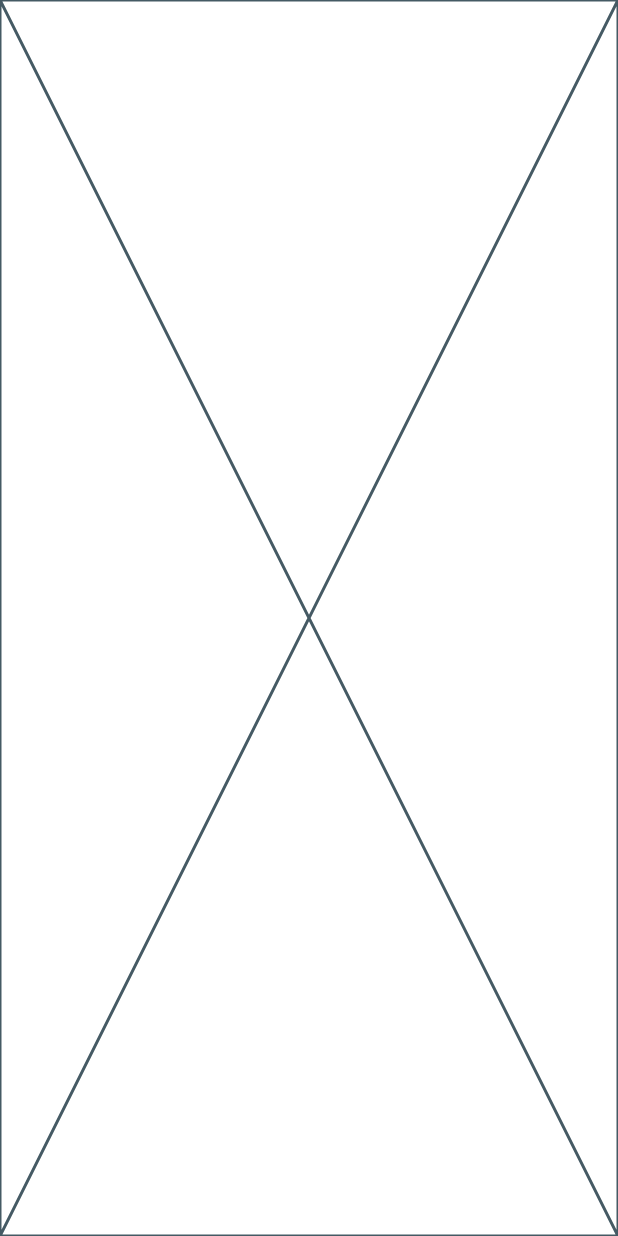
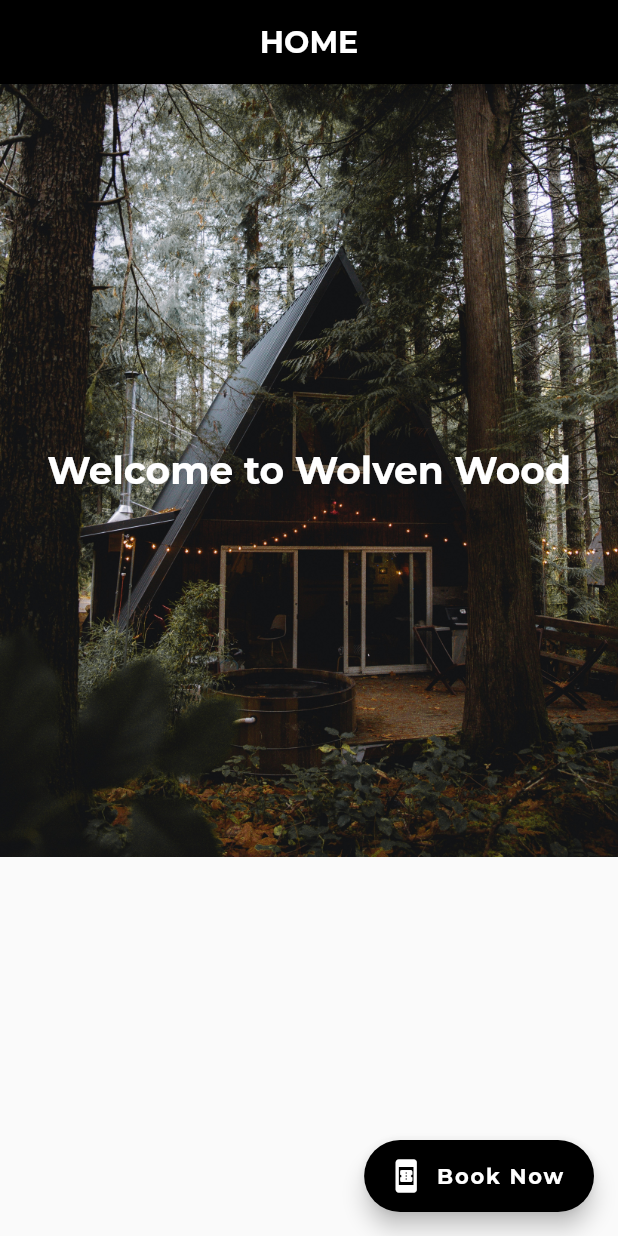
Before and after one commit to WolvenSoen/wolven_cabins_flutter, a Flutter app: the screen it shows after launch, on a phone screen of 412 x 824 dp. Run offline on Flutter 3.47's test engine with Material 2 defaults, Android fonts, the phone set to English and light mode, and no system bars; drawn by our look-alikes of animated_text_kit; project files that could hold a hidden picture were left out.

Commit message:
Router & HomePage Style

```diff
--- a/lib/main.dart
+++ b/lib/main.dart
@@ -1,4 +1,5 @@
 import 'package:flutter/material.dart';
+import 'package:wolven_cabins/pages/booking.dart';
 import 'package:wolven_cabins/pages/home.dart';
 
 void main() {
@@ -12,9 +13,14 @@ class MyApp extends StatelessWidget {
   Widget build(BuildContext context) {
     return MaterialApp(
       debugShowCheckedModeBanner: false,
-      theme: ThemeData(),
+      theme: ThemeData(fontFamily: 'Montserrat'),
       //const keyword is used to declare that a page will be "static"
       home: const HomePage(),
+      //Routes are used to navigate between pages
+      routes: {
+        '/home': (context) => const HomePage(),
+        '/booking': (context) => const BookingPage(),
+      },
     );
   }
 }
--- /dev/null
+++ b/lib/pages/booking.dart
@@ -0,0 +1,10 @@
+import 'package:flutter/material.dart';
+
+class BookingPage extends StatelessWidget {
+  const BookingPage({super.key});
+
+  @override
+  Widget build(BuildContext context) {
+    return const Text('Booking Page');
+  }
+}
--- a/lib/pages/home.dart
+++ b/lib/pages/home.dart
@@ -1,3 +1,4 @@
+import 'package:animated_text_kit/animated_text_kit.dart';
 import 'package:flutter/material.dart';
 
 class HomePage extends StatelessWidget {
@@ -8,6 +9,61 @@ class HomePage extends StatelessWidget {
   //we will return a scaffold widget, which is a widget that covers
   //the whole screen, using nested widgets we can build a complex UI
   Widget build(BuildContext context) {
-    return const Placeholder();
+    return Scaffold(
+      appBar: AppBar(
+        //Example of how every element can be modified
+        title: const Text(
+            'HOME',
+            style: TextStyle(
+                color: Colors.white,
+                fontSize: 20,
+                fontWeight: FontWeight.bold,
+              ),
+        ),
+        backgroundColor: Colors.black,
+        centerTitle: true,
+      ),
+      //BODY WITH TEXT ABOVE AN IMAGE
+      body: Column(
+        children: [
+          Stack(
+              alignment: Alignment.center,
+              children: <Widget>[
+                Image.asset(
+                  'assets/images/cabinOutside.jpg',
+                  fit: BoxFit.cover,
+                  //ADDS BLACK OPACITY TO IMAGE,
+
+                ),
+                AnimatedTextKit(
+                  animatedTexts: [
+                    TypewriterAnimatedText(
+                        'Welcome to Wolven Wood',
+                        textStyle: const TextStyle(
+                          color: Colors.white,
+                          fontSize: 25,
+                          fontWeight: FontWeight.normal,
+                        ),
+                        speed: const Duration(milliseconds: 100),
+                    ),
+                  ],
+                  isRepeatingAnimation: false,
+                  onTap: () {},
+                ),
+              ]
+          )
+        ],
+      ),
+      //Book Now section
+      floatingActionButton: FloatingActionButton.extended(
+        onPressed: () {
+          //Navigate to the booking page
+          Navigator.pushNamed(context, '/booking');
+        },
+        label: const Text('Book Now'),
+        icon: const Icon(Icons.book_online),
+        backgroundColor: Colors.black,
+      ),
+    );
   }
 }
```
Also changed, not shown: pubspec.yaml (+14 -18 lines), assets/images/cabinOutside.jpg (added), pubspec.lock.
